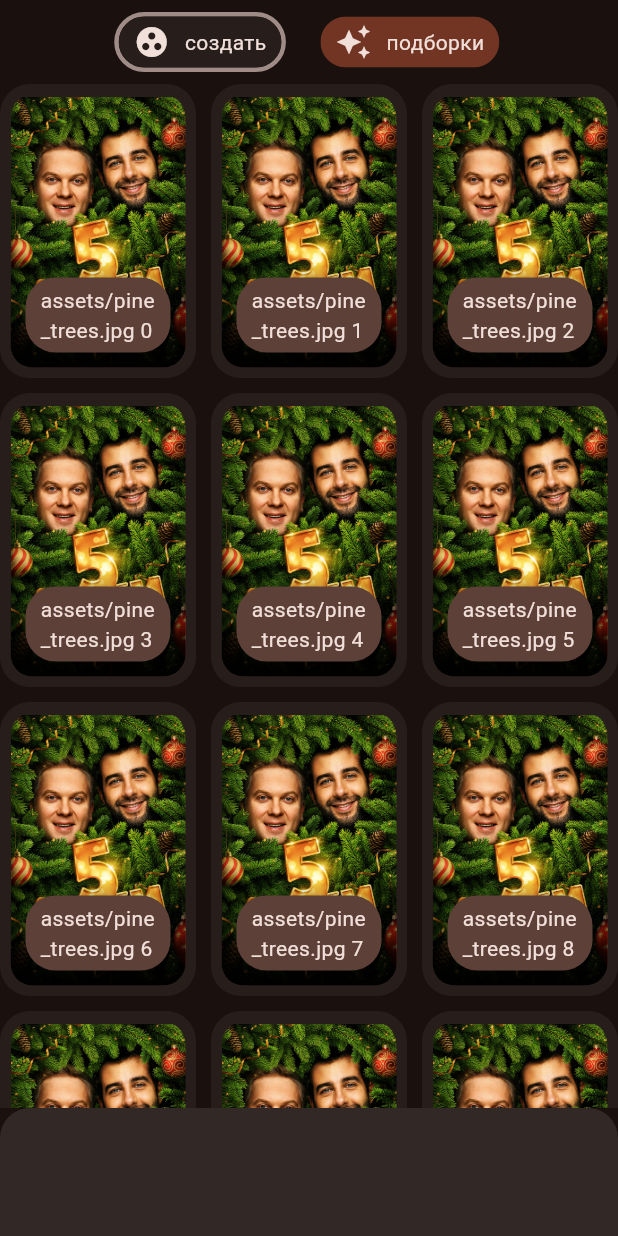
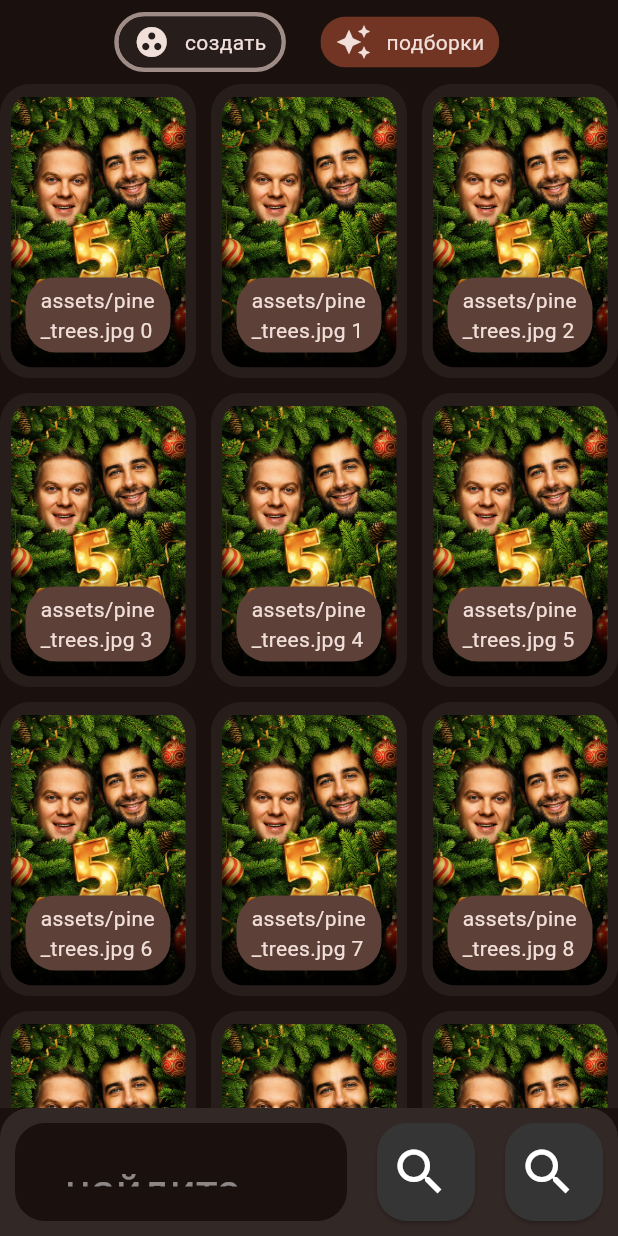
Before and after one commit to Asbecov/Mov1eMatch, a Flutter app: the screen it shows after launch, on a phone screen of 412 x 824 dp. Run offline on Flutter 3.47's test engine with Material 3 defaults, Android fonts, the phone set to English and light mode, and no system bars; our stand-ins replace go_router.

Commit message:
chore: refactoring

```diff
--- a/mmm_flutter/lib/common/constants/routing_constants.dart
+++ b/mmm_flutter/lib/common/constants/routing_constants.dart
@@ -1,5 +1,5 @@
-const String createRoute = '/';
+const String createRoute = '/create';
 const String collectionsRoute = '/collections';
 
 const String vottingRoute = '/voting';
-const String resultsRoute = '/results';
+const String resultsRoute = 'results';
--- a/mmm_flutter/lib/common/navigation/router.dart
+++ b/mmm_flutter/lib/common/navigation/router.dart
@@ -1,8 +1,11 @@
 import 'package:flutter/material.dart';
 import 'package:go_router/go_router.dart';
+import 'package:mmm/common/constants/routing_constants.dart';
 import 'package:mmm/features/create/views/create_view.dart';
+import 'package:mmm/features/home/views/home_view.dart';
 
 final GoRouter route = GoRouter(
+  initialLocation: createRoute,
   routes: <RouteBase>[
     ShellRoute(
       builder: (context, state, child) => HomeRoute(state: state, child: child),
@@ -29,23 +32,3 @@ final GoRouter route = GoRouter(
     ),
   ],
 );
-
-const String createRoute = '/';
-const String collectionsRoute = '/collections';
-
-const String vottingRoute = '/voting';
-const String resultsRoute = '/results';
-
-class HomeRoute extends StatelessWidget {
-  const HomeRoute({
-    super.key,
-    required this.state,
-    required this.child,
-  });
-
-  final GoRouterState state;
-  final Widget child;
-
-  @override
-  Widget build(BuildContext context) => child;
-}
--- a/mmm_flutter/lib/features/create/views/create_view.dart
+++ b/mmm_flutter/lib/features/create/views/create_view.dart
@@ -1,5 +1,4 @@
 import 'package:flutter/material.dart';
-import 'package:flutter/services.dart';
 import 'package:go_router/go_router.dart';
 import 'package:mmm/common/constants/app_constants.dart';
 import 'package:mmm/common/widgets/film_card.dart';
@@ -126,6 +125,112 @@ class _CreateViewState extends State<CreateView> {
                   borderRadius:
                       BorderRadius.vertical(top: Radius.circular(borderRadius)),
                 ),
+                padding: EdgeInsets.all(10),
+                child: Row(
+                  spacing: 20,
+                  children: [
+                    Expanded(
+                      child: GestureDetector(
+                        onTap: () => _focusNode.requestFocus(),
+                        child: MouseRegion(
+                          cursor: SystemMouseCursors.text,
+                          child: Container(
+                            alignment: Alignment.center,
+                            height: double.infinity,
+                            padding: EdgeInsets.all(20),
+                            decoration: BoxDecoration(
+                              borderRadius: BorderRadius.circular(20),
+                              color: Theme.of(context).colorScheme.surface,
+                              border: Border.all(
+                                color: _focused
+                                    ? Colors.white
+                                    : Colors.transparent,
+                                width: 3,
+                              ),
+                            ),
+                            child: Stack(
+                              children: [
+                                EditableText(
+                                  controller: _controller,
+                                  focusNode: _focusNode,
+                                  strutStyle: StrutStyle(
+                                    fontSize: 16,
+                                    height: 0,
+                                  ),
+                                  style: TextStyle(
+                                      fontSize: 30, color: Colors.white),
+                                  cursorColor: Colors.blue,
+                                  backgroundCursorColor: Colors.grey,
+                                  keyboardType: TextInputType.text,
+                                  onChanged: (text) =>
+                                      print("Текст изменён: $text"),
+                                  onSubmitted: (text) =>
+                                      print("Текст отправлен: $text"),
+                                  textDirection: TextDirection.ltr,
+                                  autofocus: false,
+                                  obscureText: false,
+                                  maxLines: 1,
+                                  selectionControls:
+                                      MaterialTextSelectionControls(),
+                                ),
+                                if (_controller.text.isEmpty &&
+                                    !_focusNode.hasFocus)
+                                  Padding(
+                                    padding: EdgeInsets.only(
+                                        left: 10), // Отступ слева
+
+                                    child: Text(
+                                      "найдите фильмы",
+                                      style: TextStyle(
+                                        fontSize: 30,
+                                        decoration: TextDecoration.none,
+                                        color: Colors.white.withOpacity(0.5),
+                                        fontWeight: FontWeight.normal,
+                                      ),
+                                    ),
+                                  ),
+                              ],
+                            ),
+                          ),
+                        ),
+                      ),
+                    ),
+                    AspectRatio(
+                      aspectRatio: 1,
+                      child: ElevatedButton.icon(
+                        onPressed: () {},
+                        icon: Icon(Icons.search, size: 40),
+                        label: SizedBox(),
+                        style: ElevatedButton.styleFrom(
+                          fixedSize: Size.square(36),
+                          backgroundColor: Color.fromARGB(255, 53, 53, 53),
+                          foregroundColor: Colors.white,
+                          padding: EdgeInsets.zero,
+                          shape: RoundedRectangleBorder(
+                            borderRadius: BorderRadius.circular(20),
+                          ),
+                        ),
+                      ),
+                    ),
+                    AspectRatio(
+                      aspectRatio: 1,
+                      child: ElevatedButton.icon(
+                        onPressed: () {},
+                        icon: Icon(Icons.search, size: 40),
+                        label: SizedBox(),
+                        style: ElevatedButton.styleFrom(
+                          fixedSize: Size.square(56),
+                          backgroundColor: Color.fromARGB(255, 53, 53, 53),
+                          foregroundColor: Colors.white,
+                          padding: EdgeInsets.zero,
+                          shape: RoundedRectangleBorder(
+                            borderRadius: BorderRadius.circular(20),
+                          ),
+                        ),
+                      ),
+                    ),
+                  ],
+                ),
               ),
             ),
           ],
--- a/mmm_flutter/lib/features/home/views/home_view.dart
+++ b/mmm_flutter/lib/features/home/views/home_view.dart
@@ -1,12 +1,16 @@
 import 'package:flutter/material.dart';
+import 'package:go_router/go_router.dart';
 
-class HomeView extends StatelessWidget {
-  const HomeView({super.key});
+class HomeRoute extends StatelessWidget {
+  const HomeRoute({
+    super.key,
+    required this.state,
+    required this.child,
+  });
+
+  final GoRouterState state;
+  final Widget child;
 
   @override
-  Widget build(BuildContext context) {
-    return Scaffold(
-      body: Placeholder(),
-    );
-  }
+  Widget build(BuildContext context) => child;
 }
```
